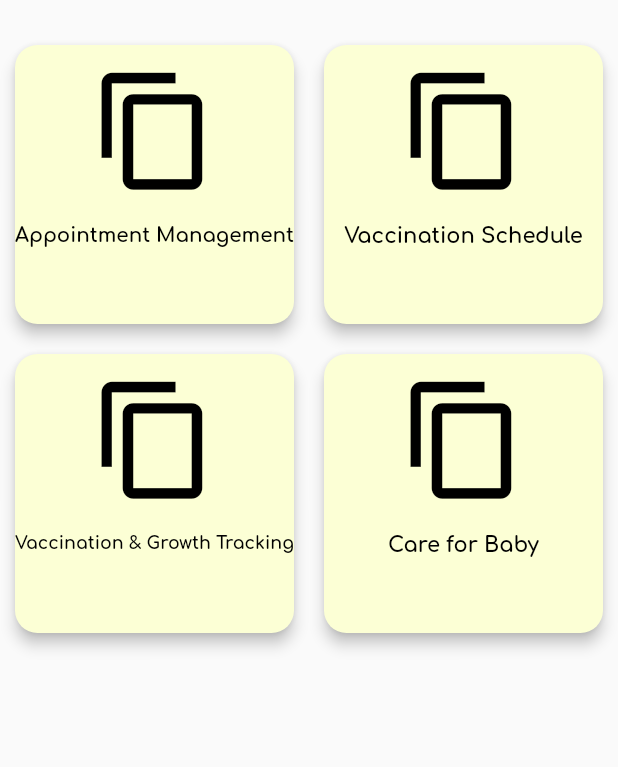
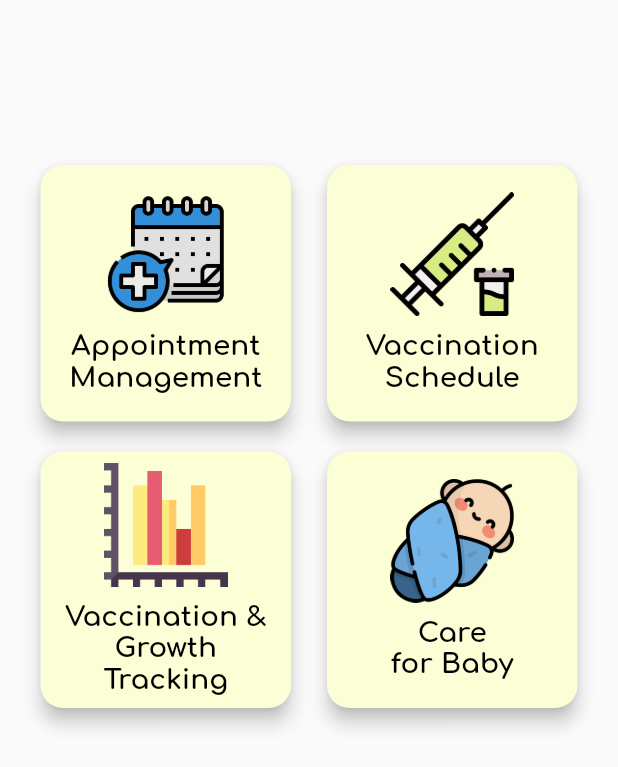
Before and after one commit to laipenghung/Bundle-Of-Joy, a Flutter app: the MotherForBabyTab screen opened directly, on a phone screen of 412 x 824 dp. Shown: the top 767 px of the screen. Run offline on Flutter 3.47's test engine with Material 2 defaults, Android fonts, the phone set to English and light mode, and no system bars; our stand-ins replace cloud_firestore, firebase_auth, firebase_core, flutter_signin_button, fluttertoast, font_awesome_flutter and 2 more; missing offline and left inert: flare_splash_screen, flutter_facebook_login, flutter_phone_direct_caller, fluttercontactpicker; accounts and stored records are empty.

```diff
--- a/main/bundle_of_joy/lib/mother-for-baby.dart
+++ b/main/bundle_of_joy/lib/mother-for-baby.dart
@@ -9,62 +9,64 @@ class _MotherForBabyTabState extends State<MotherForBabyTab> {
   @override
   Widget build(BuildContext context) {
     singleCard(iconLoc, title, index) {
+      double height = MediaQuery.of(context).size.height * 0.1;
+      double fontSize = MediaQuery.of(context).size.width * 0.045;
+
       return Card(
-        margin: EdgeInsets.symmetric(vertical: 10, horizontal: 10),
+        margin: EdgeInsets.symmetric(vertical: 10, horizontal: 12),
         shape: RoundedRectangleBorder(
           borderRadius: BorderRadius.circular(15.0),
         ),
-        elevation: 4,
+        elevation: 5,
         color: Color(0xFFFCFFD5),
         child: InkWell(
           onTap: () {
             switch (index) {
               case 0:
                 {
-                  //Navigator.push(
-                  //context,
-                  //MaterialPageRoute(builder: (context) => ProfileTab()),
-                  //);
+
                 }
                 break;
               case 1:
                 {
-                  print("2");
+
                 }
                 break;
               case 2:
                 {
-                  print("3");
+
                 }
                 break;
               case 3:
                 {
-                  print("4");
+
                 }
                 break;
             }
           },
           child: Column(
+            mainAxisAlignment: MainAxisAlignment.center,
             children: <Widget>[
-              Padding(
-                padding: const EdgeInsets.fromLTRB(0, 15.0, 0, 20.0),
-                child: Icon(
-                  IconData(iconLoc, fontFamily: 'MaterialIcons'),
-                  color: Colors.black,
-                  size: 85.0,
+              Container(
+                margin: EdgeInsets.only(
+                  bottom: 10,
+                ),
+                child: Image.asset(
+                  iconLoc,
+                  height: height,
                 ),
               ),
-
               FittedBox(
                 fit: BoxFit.cover,
                 child: Text(
                   title,
                   style: TextStyle(
                     color: Colors.black,
-                    fontFamily: 'Comfortaa',
+                    fontFamily: "Comfortaa",
                     fontWeight: FontWeight.bold,
-                    fontSize: 14.0,
+                    fontSize: fontSize,
                   ),
+                  textAlign: TextAlign.center,
                 ),
               )
             ],
@@ -74,16 +76,16 @@ class _MotherForBabyTabState extends State<MotherForBabyTab> {
     }
 
     return Scaffold(
-        body: GridView.count(
-          crossAxisCount: 2,
-          shrinkWrap: true,
-          padding: const EdgeInsets.only(top: 20.0),
-          children: <Widget>[
-            singleCard(57744, 'Appointment Management', 0),
-            singleCard(57744, 'Vaccination Schedule', 1),
-            singleCard(57744, 'Vaccination & Growth Tracking', 2),
-            singleCard(57744, 'Care for Baby', 3),
-          ],
+      body: GridView.count(
+        crossAxisCount: 2,
+        shrinkWrap: true,
+        padding: const EdgeInsets.only(top: 100.0, left: 15, right: 15),
+        children: <Widget>[
+          singleCard("assets/icons/appointment.png", "Appointment\nManagement", 0),
+          singleCard("assets/icons/vaccination.png", "Vaccination\nSchedule", 1),
+          singleCard("assets/icons/bar-chart.png", "Vaccination &\nGrowth\nTracking", 2),
+          singleCard("assets/icons/baby_color.png", "Care\nfor Baby", 3),
+        ],
       ),
     );
   }
```
Also changed, not shown: main/bundle_of_joy/lib/baby/babyProfile.dart (added, +52 -0 lines), main/bundle_of_joy/assets/icons/bar-chart.png (added), main/bundle_of_joy/assets/icons/vaccination.png (added).
